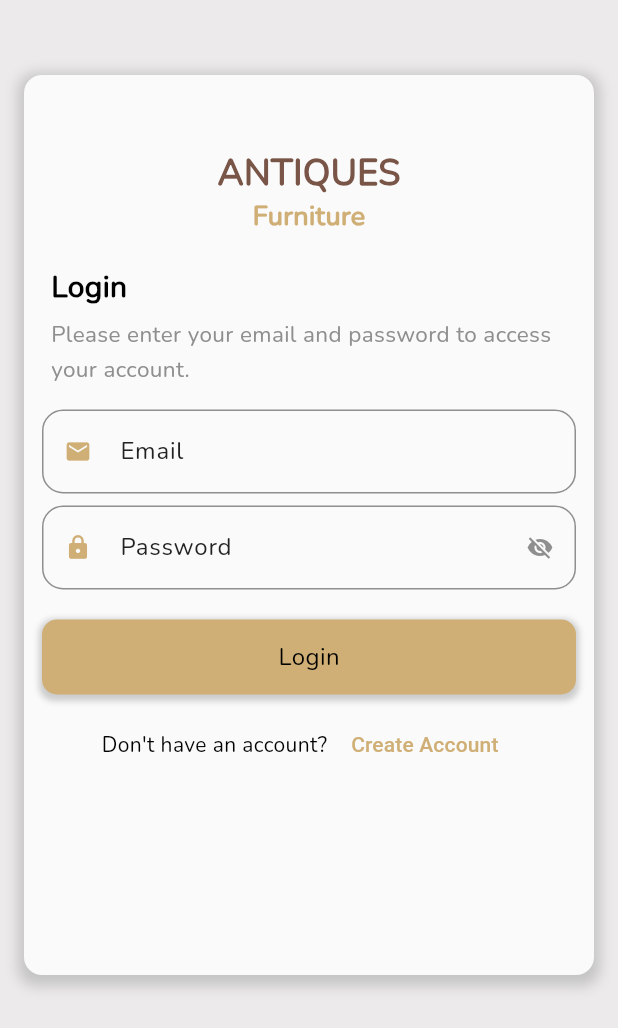
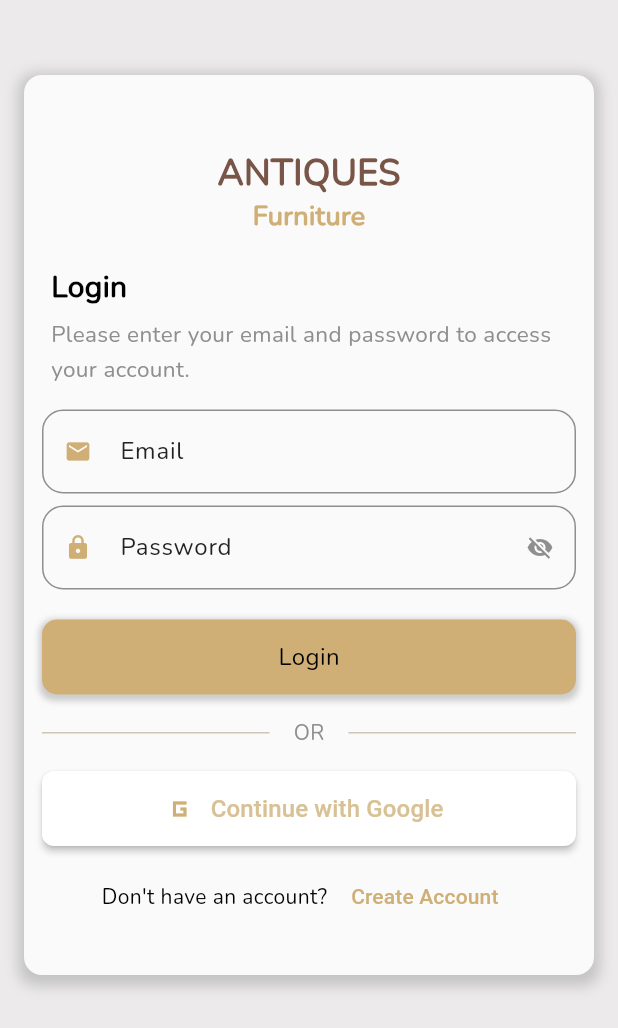
Before and after one commit to ZunairaMughal24/Flutter-Lab, a Flutter app: the screen it shows after launch, on a phone screen of 412 x 824 dp. Shown: the top 1028 px of the screen. Run offline on Flutter 3.47's test engine with Material 3 defaults, Android fonts, the phone set to English and light mode, and no system bars; our stand-ins replace bloc, equatable, firebase_auth, firebase_core, flutter_bloc, go_router and 1 more; accounts and stored records are empty.

Commit message:
feat(auth): integrate Google Sign-In functionality and update authentication flow

```diff
--- a/lib/features/authentication/domain/repositories/authentication_repository.dart
+++ b/lib/features/authentication/domain/repositories/authentication_repository.dart
@@ -5,5 +5,5 @@ abstract class AuthRepository {
   Future<void> signIn(String email, String password);
   Future<void> signOut();
   Stream<User?> get authStateChanges;
-
+  Future<User?> signInWithGoogle();
 }
--- a/lib/features/authentication/presentation/bloc/authentication_bloc.dart
+++ b/lib/features/authentication/presentation/bloc/authentication_bloc.dart
@@ -1,28 +1,26 @@
-
 import 'package:api_integration/features/authentication/presentation/bloc/events.dart';
 import 'package:api_integration/features/authentication/presentation/bloc/stats.dart';
 import 'package:flutter_bloc/flutter_bloc.dart';
 import 'package:firebase_auth/firebase_auth.dart';
+import 'package:google_sign_in/google_sign_in.dart';
 
 class AuthBloc extends Bloc<AuthEvent, AuthState> {
   final FirebaseAuth _firebaseAuth;
+  final GoogleSignIn _googleSignIn;
 
-  AuthBloc(this._firebaseAuth) : super(AuthInitial()) {
-    // ✅ Listen to Firebase Auth changes and trigger AuthStatusChanged
+  AuthBloc(this._firebaseAuth, this._googleSignIn) : super(AuthInitial()) {
     _firebaseAuth.authStateChanges().listen((user) {
       add(AuthStatusChanged(user));
     });
 
-    // ✅ Handle AuthStatusChanged
     on<AuthStatusChanged>((event, emit) {
       if (event.user != null) {
-        emit(Authenticated(event.user!)); // user is signed in
+        emit(Authenticated(event.user!));
       } else {
-        emit(Unauthenticated()); // user is signed out
+        emit(Unauthenticated());
       }
     });
 
-    // ✅ Sign Up
     on<SignUpRequested>((event, emit) async {
       emit(AuthLoading());
       try {
@@ -30,7 +28,6 @@ class AuthBloc extends Bloc<AuthEvent, AuthState> {
           email: event.email,
           password: event.password,
         );
-        // No need to emit success manually, authStateChanges() will fire
       } on FirebaseAuthException catch (e) {
         emit(AuthFailure(e.message ?? "Sign Up Failed"));
       } catch (e) {
@@ -38,7 +35,6 @@ class AuthBloc extends Bloc<AuthEvent, AuthState> {
       }
     });
 
-    // ✅ Sign In
     on<SignInRequested>((event, emit) async {
       emit(AuthLoading());
       try {
@@ -46,7 +42,6 @@ class AuthBloc extends Bloc<AuthEvent, AuthState> {
           email: event.email,
           password: event.password,
         );
-        // No need to emit success manually, authStateChanges() will fire
       } on FirebaseAuthException catch (e) {
         emit(AuthFailure(e.message ?? "Sign In Failed"));
       } catch (e) {
@@ -54,10 +49,40 @@ class AuthBloc extends Bloc<AuthEvent, AuthState> {
       }
     });
 
-    // ✅ Sign Out
     on<SignOutRequested>((event, emit) async {
       await _firebaseAuth.signOut();
-      // No need to emit manually, authStateChanges() will fire Unauthenticated
+      await _googleSignIn.signOut();
+    });
+
+    on<GoogleSignInRequested>((event, emit) async {
+      emit(AuthLoading());
+      try {
+        // Trigger the authentication flow
+        final GoogleSignInAccount? googleUser = await _googleSignIn.signIn();
+
+        if (googleUser == null) {
+          // User cancelled the sign-in
+          emit(Unauthenticated());
+          return;
+        }
+
+        // Obtain the auth details from the request
+        final GoogleSignInAuthentication googleAuth =
+            await googleUser.authentication;
+
+        // Create a new credential
+        final credential = GoogleAuthProvider.credential(
+          accessToken: googleAuth.accessToken,
+          idToken: googleAuth.idToken,
+        );
+
+        // Sign in to Firebase with the Google credential
+        await _firebaseAuth.signInWithCredential(credential);
+      } on FirebaseAuthException catch (e) {
+        emit(AuthFailure(e.message ?? "Google Sign In Failed"));
+      } catch (e) {
+        emit(AuthFailure("Something went wrong: ${e.toString()}"));
+      }
     });
   }
 }
--- a/lib/features/authentication/presentation/bloc/events.dart
+++ b/lib/features/authentication/presentation/bloc/events.dart
@@ -5,7 +5,6 @@ abstract class AuthEvent extends Equatable {
   @override
   List<Object?> get props => [];
 }
-
 
 class SignInRequested extends AuthEvent {
   final String email;
@@ -16,7 +15,6 @@ class SignInRequested extends AuthEvent {
   List<Object?> get props => [email, password];
 }
 
-
 class SignUpRequested extends AuthEvent {
   final String email;
   final String password;
@@ -26,9 +24,7 @@ class SignUpRequested extends AuthEvent {
   List<Object?> get props => [email, password];
 }
 
-
 class SignOutRequested extends AuthEvent {}
-
 
 class AuthStatusChanged extends AuthEvent {
   final User? user;
@@ -37,3 +33,5 @@ class AuthStatusChanged extends AuthEvent {
   @override
   List<Object?> get props => [user];
 }
+
+class GoogleSignInRequested extends AuthEvent {}
--- a/lib/features/authentication/presentation/screens/login_screen.dart
+++ b/lib/features/authentication/presentation/screens/login_screen.dart
@@ -10,6 +10,7 @@ import 'package:api_integration/features/authentication/presentation/bloc/stats.
 import 'package:api_integration/widgets/auth_card.dart';
 import 'package:api_integration/widgets/primary_button.dart';
 import 'package:api_integration/widgets/primary_textFeild.dart';
+import 'package:api_integration/widgets/google_sign_in_button.dart';
 import 'package:firebase_auth/firebase_auth.dart';
 import 'package:flutter/material.dart';
 import 'package:api_integration/core/utils/app_text_theme.dart';
@@ -147,6 +148,26 @@ class _SignInScreenState extends State<SignInScreen> {
                         );
                       },
                     ),
+                    15.heightBox,
+                    // Divider with "OR" text
+                    Row(
+                      children: [
+                        const Expanded(child: Divider()),
+                        Padding(
+                          padding: const EdgeInsets.symmetric(horizontal: 16),
+                          child: Text(
+                            'OR',
+                            style: AppTextTheme.bodyMedium(
+                              color: AppColors.lightGrey,
+                            ).copyWith(fontSize: 14),
+                          ),
+                        ),
+                        const Expanded(child: Divider()),
+                      ],
+                    ),
+                    15.heightBox,
+                    // Google Sign-In Button
+                    const GoogleSignInButton(),
                     10.heightBox,
                     Row(
                       mainAxisSize: MainAxisSize.min,
--- a/lib/myApp.dart
+++ b/lib/myApp.dart
@@ -10,6 +10,7 @@ import 'package:firebase_auth/firebase_auth.dart';
 import 'package:flutter/material.dart';
 import 'package:flutter_bloc/flutter_bloc.dart';
 import 'package:go_router/go_router.dart';
+import 'package:google_sign_in/google_sign_in.dart';
 
 class MyApp extends StatelessWidget {
   const MyApp({super.key});
@@ -17,7 +18,10 @@ class MyApp extends StatelessWidget {
   @override
   Widget build(BuildContext context) {
     return BlocProvider(
-      create: (context) => AuthBloc(FirebaseAuth.instance),
+      create: (context) => AuthBloc(
+        FirebaseAuth.instance,
+        GoogleSignIn(),
+      ),
       child: MaterialApp.router(
         routerConfig: router,
         theme: AppTheme.lightTheme,
@@ -37,7 +41,7 @@ class SplashScreen extends StatelessWidget {
       body: Center(
         child: BlocProvider(
           create: (context) =>
-              AuthBloc(FirebaseAuth.instance)
+              AuthBloc(FirebaseAuth.instance, GoogleSignIn())
                 ..add(AuthStatusChanged(FirebaseAuth.instance.currentUser)),
           child: BlocListener<AuthBloc, AuthState>(
             listener: (context, state) {
--- /dev/null
+++ b/lib/widgets/google_sign_in_button.dart
@@ -0,0 +1,55 @@
+import 'package:api_integration/core/utils/app_colors.dart';
+import 'package:flutter/material.dart';
+import 'package:flutter_bloc/flutter_bloc.dart';
+import 'package:api_integration/features/authentication/presentation/bloc/authentication_bloc.dart';
+import 'package:api_integration/features/authentication/presentation/bloc/events.dart';
+import 'package:api_integration/features/authentication/presentation/bloc/stats.dart';
+
+class GoogleSignInButton extends StatelessWidget {
+  const GoogleSignInButton({super.key});
+
+  @override
+  Widget build(BuildContext context) {
+    return BlocBuilder<AuthBloc, AuthState>(
+      builder: (context, state) {
+        return SizedBox(
+          width: double.infinity,
+          height: 50,
+          child: ElevatedButton.icon(
+            onPressed: state is AuthLoading
+                ? null
+                : () {
+                    context.read<AuthBloc>().add(GoogleSignInRequested());
+                  },
+            icon: state is AuthLoading
+                ? const SizedBox(
+                    width: 20,
+                    height: 20,
+                    child: CircularProgressIndicator(
+                      strokeWidth: 2,
+                      valueColor: AlwaysStoppedAnimation<Color>(Colors.white),
+                    ),
+                  )
+                : const Icon(
+                    Icons.g_mobiledata_sharp,
+                    size: 24,
+                    color: AppColors.primaryColor,
+                  ),
+            label: Text(
+              state is AuthLoading ? 'Signing in...' : 'Continue with Google',
+              style: const TextStyle(fontSize: 16, fontWeight: FontWeight.w500),
+            ),
+            style: ElevatedButton.styleFrom(
+              backgroundColor: Colors.white,
+
+              elevation: 2,
+              shape: RoundedRectangleBorder(
+                borderRadius: BorderRadius.circular(8),
+              ),
+            ),
+          ),
+        );
+      },
+    );
+  }
+}
--- a/pubspec.yaml
+++ b/pubspec.yaml
@@ -41,6 +41,7 @@ dependencies:
   firebase_core:
   go_router: ^16.2.0
   firebase_auth: 6.0.1
+  google_sign_in: ^6.2.1
 
 dev_dependencies:
   flutter_test:
```
Also changed, not shown: lib/features/authentication/data/repositories/authentication_repositoryImpl.dart (+20 -3 lines), lib/features/authentication/presentation/screens/verify_email_screen.dart (added, +78 -0 lines), pubspec.lock, 2 other files.
